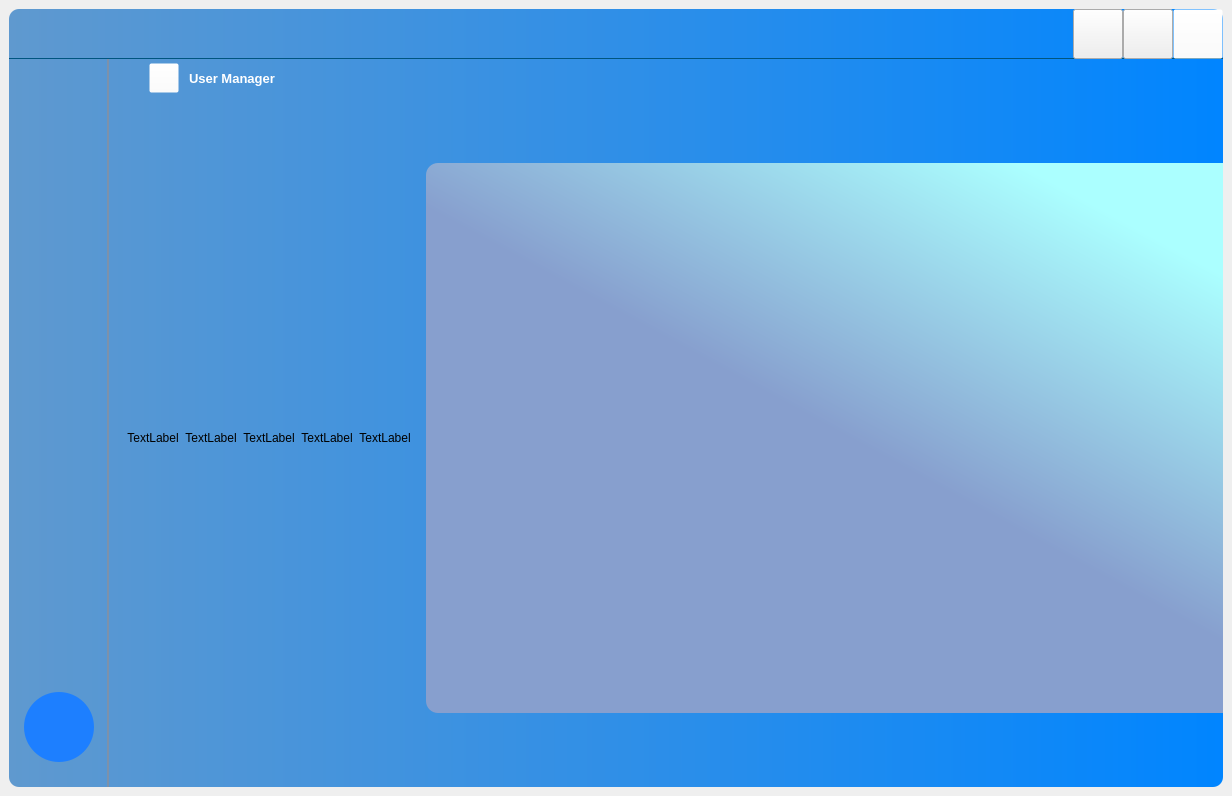
First picture: the form in Client/View/Home.ui, repository NegiKirin/PBL5, before the edit.
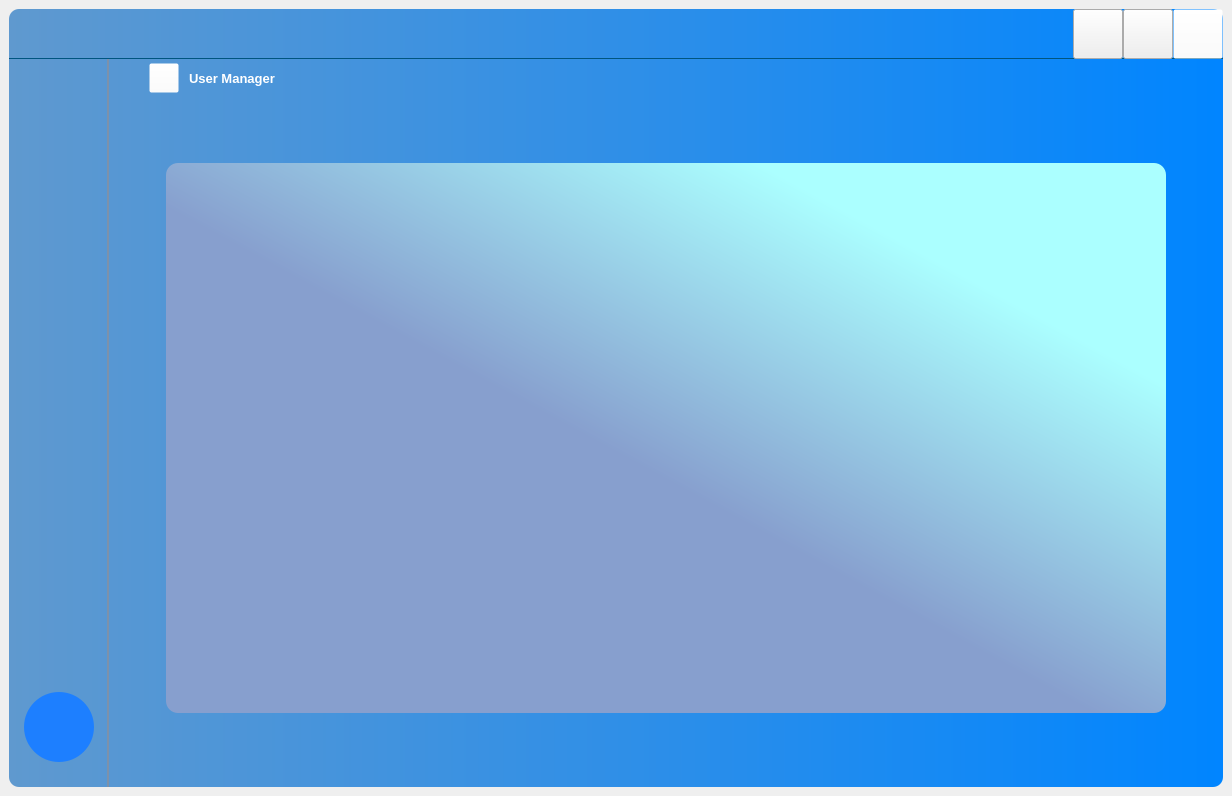
Second picture: the form after the edit. Icons and pictures are not drawn.

The edit to the form file:
```diff
--- a/Client/View/Home.ui
+++ b/Client/View/Home.ui
@@ -3250,63 +3250,7 @@
                    </property>
                    <layout class="QHBoxLayout" name="horizontalLayout_21">
                     <item>
-                     <widget class="QWidget" name="widget_40" native="true">
-                      <layout class="QHBoxLayout" name="horizontalLayout_22">
-                       <item>
-                        <widget class="QLabel" name="label_3">
-                         <property name="text">
-                          <string>TextLabel</string>
-                         </property>
-                         <property name="alignment">
-                          <set>Qt::AlignCenter</set>
-                         </property>
-                        </widget>
-                       </item>
-                       <item>
-                        <widget class="QLabel" name="label_4">
-                         <property name="text">
-                          <string>TextLabel</string>
-                         </property>
-                         <property name="alignment">
-                          <set>Qt::AlignCenter</set>
-                         </property>
-                        </widget>
-                       </item>
-                       <item>
-                        <widget class="QLabel" name="label_13">
-                         <property name="text">
-                          <string>TextLabel</string>
-                         </property>
-                         <property name="alignment">
-                          <set>Qt::AlignCenter</set>
-                         </property>
-                        </widget>
-                       </item>
-                       <item>
-                        <widget class="QLabel" name="label_14">
-                         <property name="text">
-                          <string>TextLabel</string>
-                         </property>
-                         <property name="alignment">
-                          <set>Qt::AlignCenter</set>
-                         </property>
-                        </widget>
-                       </item>
-                       <item>
-                        <widget class="QLabel" name="label_16">
-                         <property name="text">
-                          <string>TextLabel</string>
-                         </property>
-                         <property name="alignment">
-                          <set>Qt::AlignCenter</set>
-                         </property>
-                        </widget>
-                       </item>
-                      </layout>
-                     </widget>
-                    </item>
-                    <item>
-                     <spacer name="horizontalSpacer_12">
+                     <spacer name="horizontalSpacer_19">
                       <property name="orientation">
                        <enum>Qt::Horizontal</enum>
                       </property>
```
Left out of the diff: 6 changed lines with no effect on the pictures.
